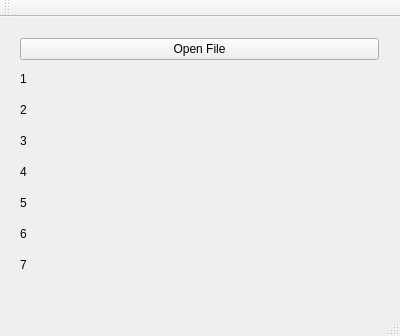
First picture: the form in mainwindow.ui, repository nzhoucsu/centerline_qt, before the edit.
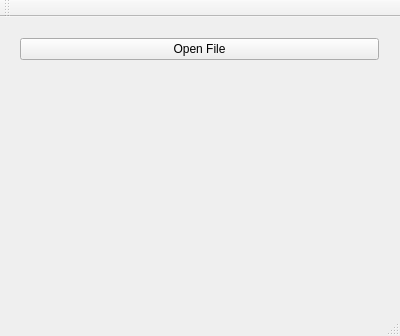
Second picture: the form after the edit.

```diff
--- a/mainwindow.ui
+++ b/mainwindow.ui
@@ -14,7 +14,7 @@
    <string>MainWindow</string>
   </property>
   <widget class="QWidget" name="centralWidget">
-   <widget class="QWidget" name="">
+   <widget class="QWidget" name="layoutWidget">
     <property name="geometry">
      <rect>
       <x>9</x>
@@ -34,49 +34,49 @@
      <item>
       <widget class="QLabel" name="file_name">
        <property name="text">
-        <string>1</string>
+        <string/>
        </property>
       </widget>
      </item>
      <item>
       <widget class="QLabel" name="rslt_tag">
        <property name="text">
-        <string>2</string>
+        <string/>
        </property>
       </widget>
      </item>
      <item>
       <widget class="QLabel" name="run_num">
        <property name="text">
-        <string>3</string>
+        <string/>
        </property>
       </widget>
      </item>
      <item>
       <widget class="QLabel" name="succ_num">
        <property name="text">
-        <string>4</string>
+        <string/>
        </property>
       </widget>
      </item>
      <item>
       <widget class="QLabel" name="fail_num">
        <property name="text">
-        <string>5</string>
+        <string/>
        </property>
       </widget>
      </item>
      <item>
       <widget class="QLabel" name="fail_idx">
        <property name="text">
-        <string>6</string>
+        <string/>
        </property>
       </widget>
      </item>
      <item>
       <widget class="QLabel" name="new_file">
        <property name="text">
-        <string>7</string>
+        <string/>
        </property>
       </widget>
      </item>
```
